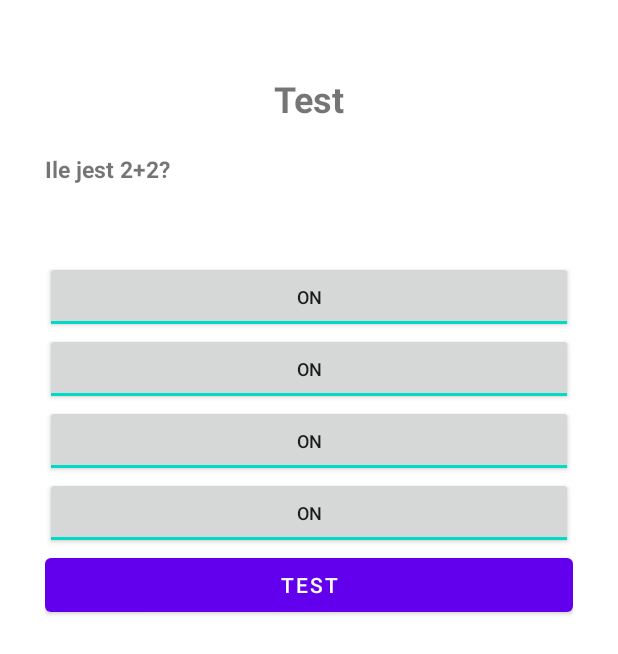
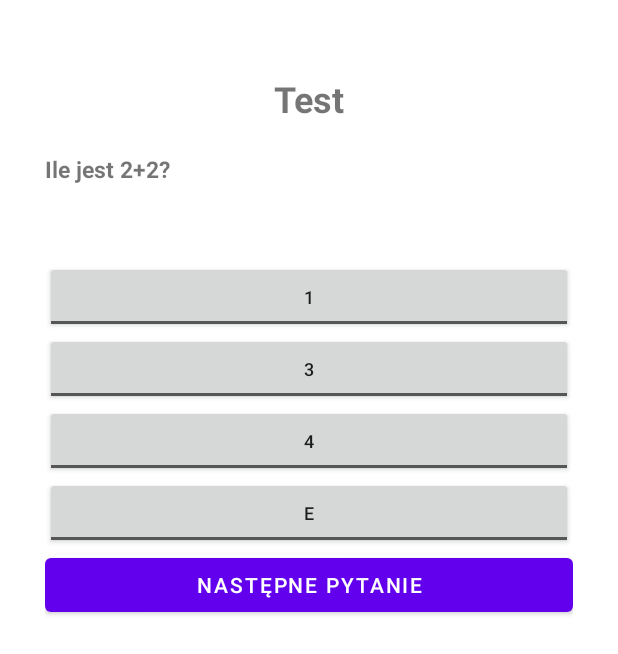
Before and after one commit to s16315/lifestyle, an Android app: the ActivityQuiz screen opened directly, with no data from a screen before it, on a phone screen of 412 x 824 dp. Shown: the top 654 px of the screen. Run offline under Robolectric (Android 15) with nearby library versions, the phone set to English and light mode, and no system bars.

Commit message:
quiz added

```diff
--- a/app/src/main/java/com/example/lifestyle/ActivityQuiz.kt
+++ b/app/src/main/java/com/example/lifestyle/ActivityQuiz.kt
@@ -26,12 +26,16 @@
         quizQuestionTextView.text = quiz_1[0]
         quizAnswer1Button.textOff = quiz_1[1]
         quizAnswer1Button.textOn = quiz_1[1]
+        quizAnswer1Button.isChecked = false
         quizAnswer2Button.textOff = quiz_1[2]
         quizAnswer2Button.textOn = quiz_1[2]
+        quizAnswer2Button.isChecked = false
         quizAnswer3Button.textOff = quiz_1[3]
         quizAnswer3Button.textOn = quiz_1[3]
+        quizAnswer3Button.isChecked = false
         quizAnswer4Button.textOff = quiz_1[4]
         quizAnswer4Button.textOn = quiz_1[4]
+        quizAnswer4Button.isChecked = false
 
         quizSubmitButton.text =  getString(R.string.quiz_button_Submit)
 
--- a/app/src/main/res/values/strings.xml
+++ b/app/src/main/res/values/strings.xml
@@ -64,8 +64,8 @@
     <string name="chart1_3">Slim-normal</string>
 
     <string name="quiz_title">Test</string>
-    <string name="quiz_button_Submit">Test</string>
-    <string name="quiz_result">Następne pytanie</string>
+    <string name="quiz_button_Submit">Następne pytanie</string>
+    <string name="quiz_result">Wynik: </string>
 
     <string-array name="quiz_1">
         <item>Ile jest 2+2?</item>
```
